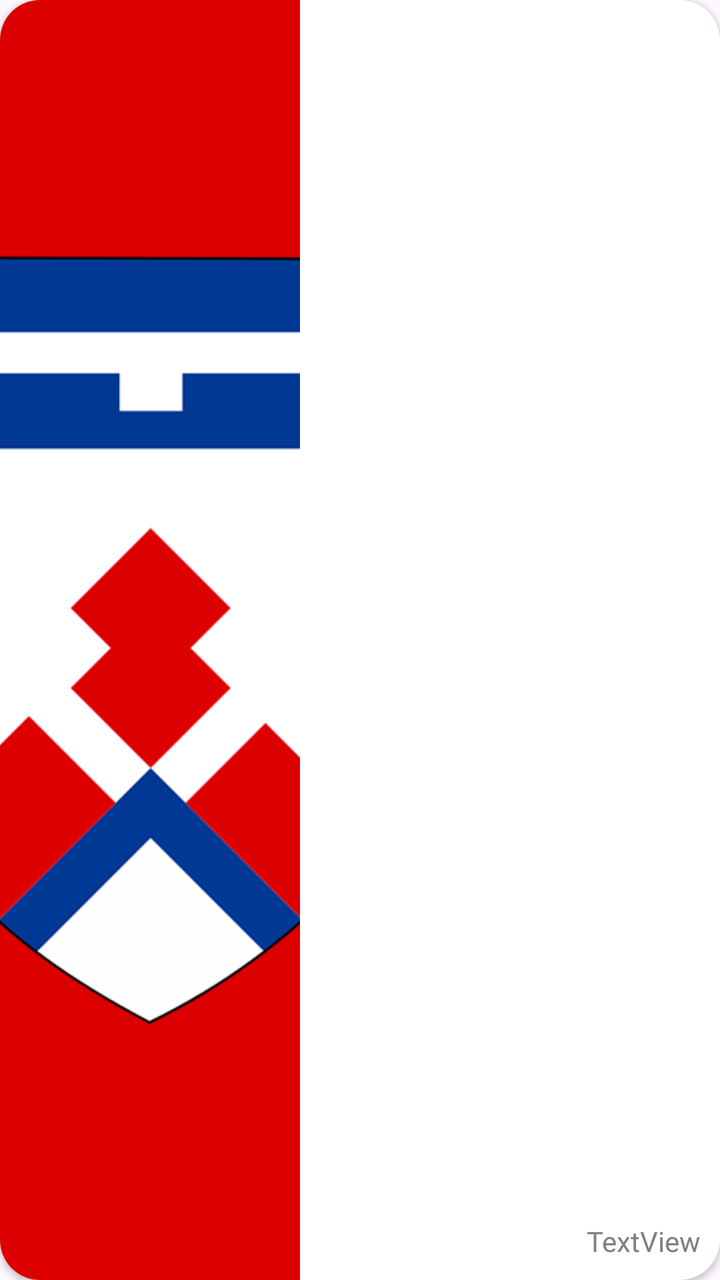
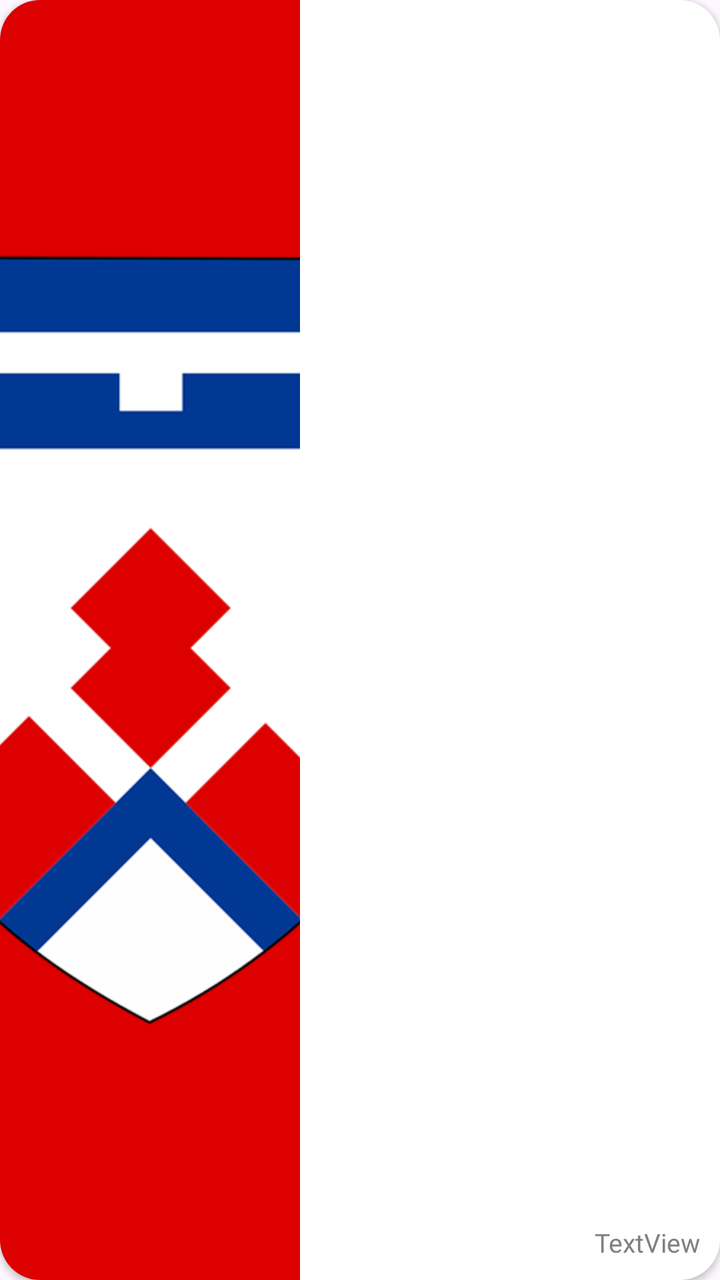

The first picture is an Android layout as it rendered before a commit; the second is the same layout after the commit. The layout source and the unified diff follow.
<!-- AndroidManifest.xml: application theme Theme.ARTour -->
<!-- res/layout/item_destination.xml -->
<?xml version="1.0" encoding="utf-8"?>
<androidx.cardview.widget.CardView xmlns:android="http://schemas.android.com/apk/res/android"
    xmlns:app="http://schemas.android.com/apk/res-auto"
    android:layout_width="match_parent"
    android:layout_height="100dp"
    android:layout_marginHorizontal="20dp"
    android:layout_marginVertical="10dp"
    app:background="?attr/kartica_nova"
    app:cardCornerRadius="20dp"
    app:cardElevation="2dp">


    <LinearLayout
        android:layout_width="match_parent"
        android:layout_height="match_parent"
        android:orientation="horizontal">

        
        <ImageView
            android:id="@+id/destinationImage"
            android:layout_width="150dp"
            android:layout_height="match_parent"
            android:contentDescription="slika rezervacija"
            android:scaleType="centerCrop"
            android:src="@drawable/placeholder_image" />

        
        <LinearLayout
            android:layout_width="match_parent"
            android:layout_height="match_parent"
            android:orientation="vertical"
            android:padding="10dp">

            

            <TextView
                android:id="@+id/destinationTitle"
                android:layout_width="match_parent"
                android:layout_height="wrap_content"
                android:autoSizeMaxTextSize="15sp"
                android:autoSizePresetSizes="15sp"
                android:fontFamily="@font/carossoftbold"
                android:textSize="15sp" />

            
            <TextView
                android:id="@+id/destinationDescription"
                android:layout_width="match_parent"
                android:layout_height="wrap_content"
                android:layout_gravity="top"
                android:layout_weight="1"
                android:ellipsize="end"
                android:fontFamily="@font/carossoft"
                android:gravity="top"
                android:maxLines="3" />

            <TextView
                android:id="@+id/extraText"
                android:layout_width="match_parent"
                android:layout_height="wrap_content"
                android:layout_weight="1"
                android:fontFamily="@font/carossoft"
                android:gravity="bottom|right"
                android:text="TextView"
                android:textColor="#808080" />

            


        </LinearLayout>

    </LinearLayout>

</androidx.cardview.widget.CardView>
<!-- resources referenced by this layout -->
<resources>
  <!-- drawable placeholder_image: png bitmap (drawable, 41314 bytes) -->
  <style name="Theme.ARTour" parent="Base.Theme.ARTour">
          
          
      </style>
  <style name="Base.Theme.ARTour" parent="Theme.Material3.DayNight.NoActionBar">
          
          
          <item name="fragment_pozadina">@color/ghost_white</item>
          <item name="naslovna_linija">@color/primarna</item>
          <item name="kartica">@color/white</item>
          <item name="heading_text">@color/primarna</item>
          <item name="kategorije_ikonice">@color/ghost_white</item>
          <item name="slicice">@color/primarna_tekst</item>
          <item name="kartica_nova">@color/white</item>
          <item name="theme_text">@color/black</item>
          <item name="nav_meni">@color/primarna</item>
  
          
          <item name="android:statusBarColor">@color/primarna</item>
          <item name="android:navigationBarColor">@android:color/transparent</item>
          
          <item name="android:windowLightStatusBar">false</item>
  
      </style>
  <color name="ghost_white">#f8f8ff</color>
  <color name="primarna">#4074ea</color>
  <color name="white">#FFFFFFFF</color>
  <color name="primarna_tekst">#3c40b7</color>
  <color name="black">#FF000000</color>
</resources>

<!-- the commit's change to res/layout/item_destination.xml (unified diff, before → after) -->
@@ -2,7 +2,7 @@
 <androidx.cardview.widget.CardView xmlns:android="http://schemas.android.com/apk/res/android"
     xmlns:app="http://schemas.android.com/apk/res-auto"
     android:layout_width="match_parent"
-    android:layout_height="100dp"
+    android:layout_height="120dp"
     android:layout_marginHorizontal="20dp"
     android:layout_marginVertical="10dp"
     app:background="?attr/kartica_nova"
@@ -39,6 +39,7 @@
                 android:layout_height="wrap_content"
                 android:autoSizeMaxTextSize="15sp"
                 android:autoSizePresetSizes="15sp"
+                android:autoSizeTextType="uniform"
                 android:fontFamily="@font/carossoftbold"
                 android:textSize="15sp" />
 
@@ -49,10 +50,12 @@
                 android:layout_height="wrap_content"
                 android:layout_gravity="top"
                 android:layout_weight="1"
+                android:autoSizeMaxTextSize="12sp"
                 android:ellipsize="end"
                 android:fontFamily="@font/carossoft"
                 android:gravity="top"
-                android:maxLines="3" />
+                android:maxLines="3"
+                android:textSize="12sp" />
 
             <TextView
                 android:id="@+id/extraText"
@@ -62,7 +65,8 @@
                 android:fontFamily="@font/carossoft"
                 android:gravity="bottom|right"
                 android:text="TextView"
-                android:textColor="#808080" />
+                android:textColor="#808080"
+                android:textSize="13sp" />
 
             
 
